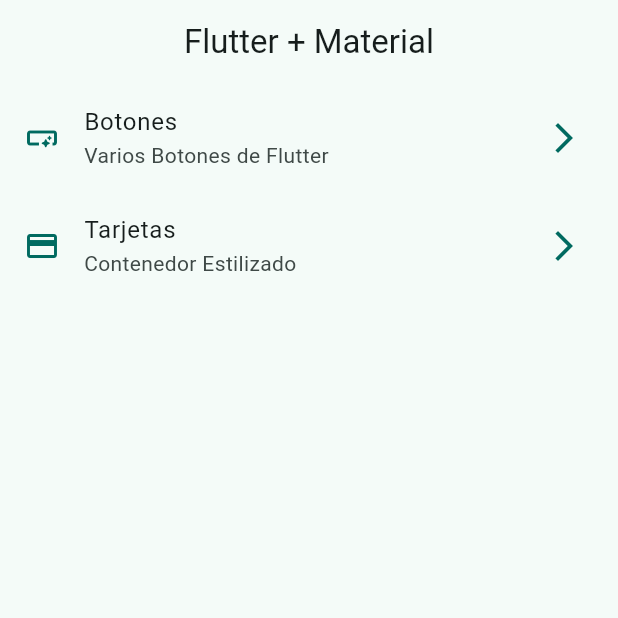
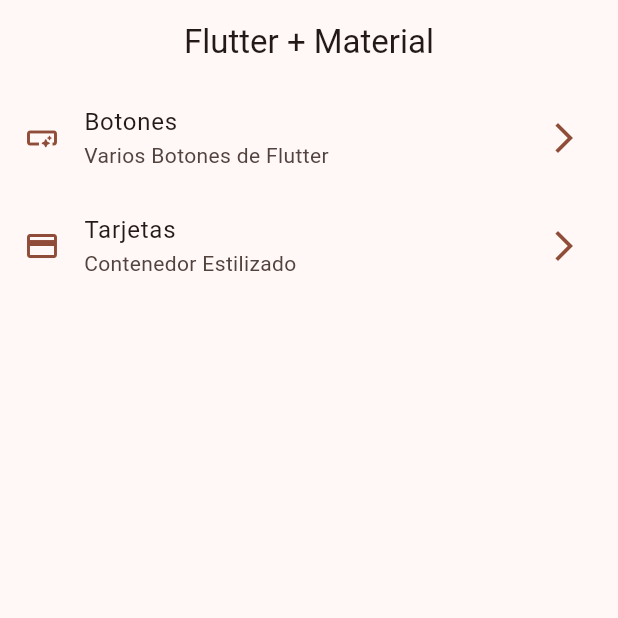
Before and after one commit to TheLogan21/Widgets-App, a Flutter app: the screen it shows after launch, on a phone screen of 412 x 824 dp, the top half of it. Run offline on Flutter 3.47's test engine with Material 3 defaults, Android fonts, the phone set to English and light mode, and no system bars.

Commit message:
Cambio de tema

```diff
--- a/lib/main.dart
+++ b/lib/main.dart
@@ -11,10 +11,9 @@ class MainApp extends StatelessWidget {
 
   @override
   Widget build(BuildContext context) {
-    return  MaterialApp(
-      debugShowCheckedModeBanner: false,
-      theme: AppTheme(selectedColor: 6).getTheme(),
-      home: const HomeScreen()
-    );
+    return MaterialApp(
+        debugShowCheckedModeBanner: false,
+        theme: AppTheme(selectedColor: 5).getTheme(),
+        home: const HomeScreen());
   }
 }
```
